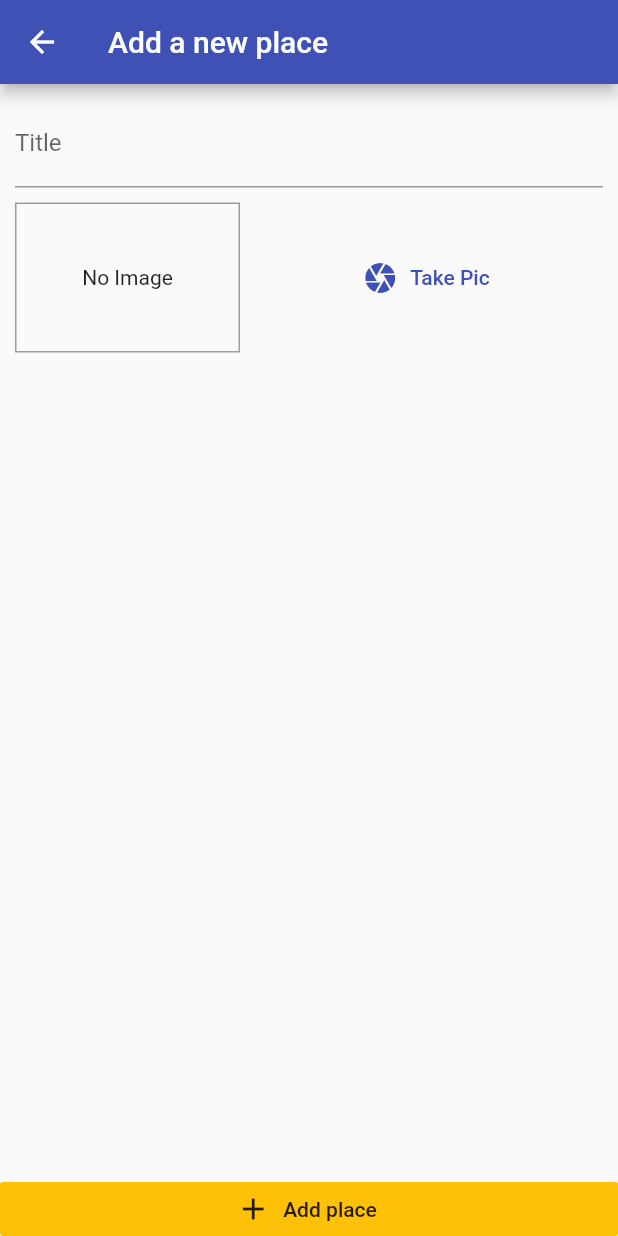
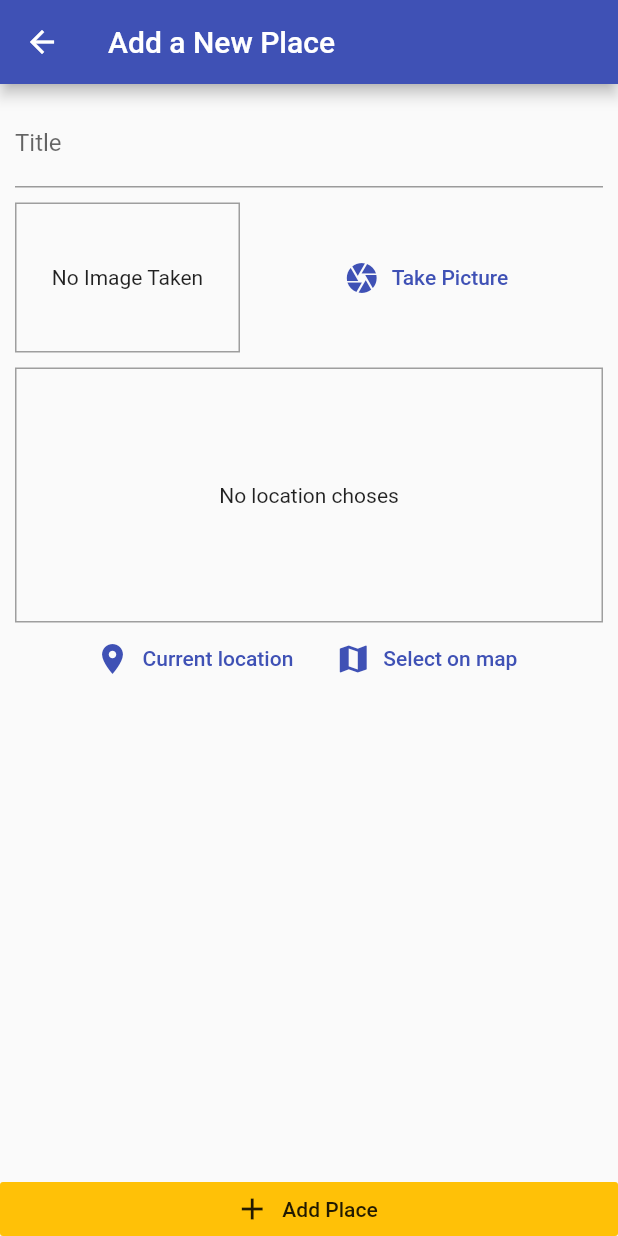
Before and after one commit to valekar/flutter_places, a Flutter app: the AddPlaceScreen screen opened by its route, on a phone screen of 412 x 824 dp. Run offline on Flutter 3.47's test engine with Material 2 defaults, Android fonts, the phone set to English and light mode, and no system bars; our stand-ins replace image_picker, location, sqflite; accounts and stored records are empty.

Commit message:
final comit

```diff
--- a/lib/main.dart
+++ b/lib/main.dart
@@ -1,31 +1,27 @@
 import 'package:flutter/material.dart';
+import 'package:provider/provider.dart';
+
+import './providers/great_places.dart';
+import './screens/places_list_screen.dart';
 import './screens/add_place_screen.dart';
-import './screens/places_list_screen.dart';
-import 'package:provider/provider.dart';
-import './providers/places.dart';
 
 void main() => runApp(MyApp());
 
-class MyApp extends StatefulWidget {
-  @override
-  _MyAppState createState() => _MyAppState();
-}
-
-class _MyAppState extends State<MyApp> {
+class MyApp extends StatelessWidget {
   @override
   Widget build(BuildContext context) {
     return ChangeNotifierProvider.value(
       value: GreatPlaces(),
       child: MaterialApp(
-        title: "GreatePlaces",
-        theme: ThemeData(
-          primarySwatch: Colors.indigo,
-          accentColor: Colors.amber,
-        ),
-        home: PlacesListScreen(),
-        routes: {AddPlaceScreen.routeName: (ctx) => AddPlaceScreen()},
-      ),
+          title: 'Great Places',
+          theme: ThemeData(
+            primarySwatch: Colors.indigo,
+            accentColor: Colors.amber,
+          ),
+          home: PlacesListScreen(),
+          routes: {
+            AddPlaceScreen.routeName: (ctx) => AddPlaceScreen(),
+          }),
     );
-    //
   }
 }
--- a/lib/models/place.dart
+++ b/lib/models/place.dart
@@ -17,12 +17,13 @@ class PlaceLocation {
 class Place {
   final String id;
   final String title;
+  final PlaceLocation location;
   final File image;
-  final PlaceLocation location;
 
-  Place(
-      {@required this.id,
-      @required this.title,
-      @required this.image,
-      @required this.location});
+  Place({
+    @required this.id,
+    @required this.title,
+    @required this.location,
+    @required this.image,
+  });
 }
--- a/lib/screens/add_place_screen.dart
+++ b/lib/screens/add_place_screen.dart
@@ -1,12 +1,14 @@
 import 'dart:io';
 
 import 'package:flutter/material.dart';
+import '../widgets/location_input.dart';
 import 'package:provider/provider.dart';
-import '../providers/places.dart';
+
 import '../widgets/image_input.dart';
+import '../providers/great_places.dart';
 
 class AddPlaceScreen extends StatefulWidget {
-  static const routeName = 'add-place';
+  static const routeName = '/add-place';
 
   @override
   _AddPlaceScreenState createState() => _AddPlaceScreenState();
@@ -15,15 +17,15 @@ class AddPlaceScreen extends StatefulWidget {
 class _AddPlaceScreenState extends State<AddPlaceScreen> {
   final _titleController = TextEditingController();
   File _pickedImage;
-  void _selectImage(File pickedIMage) {
-    _pickedImage = pickedIMage;
+
+  void _selectImage(File pickedImage) {
+    _pickedImage = pickedImage;
   }
 
   void _savePlace() {
     if (_titleController.text.isEmpty || _pickedImage == null) {
       return;
     }
-
     Provider.of<GreatPlaces>(context, listen: false)
         .addPlace(_titleController.text, _pickedImage);
     Navigator.of(context).pop();
@@ -33,11 +35,11 @@ class _AddPlaceScreenState extends State<AddPlaceScreen> {
   Widget build(BuildContext context) {
     return Scaffold(
       appBar: AppBar(
-        title: Text('Add a new place'),
+        title: Text('Add a New Place'),
       ),
       body: Column(
         crossAxisAlignment: CrossAxisAlignment.stretch,
-        children: [
+        children: <Widget>[
           Expanded(
             child: SingleChildScrollView(
               child: Padding(
@@ -51,23 +53,24 @@ class _AddPlaceScreenState extends State<AddPlaceScreen> {
                     SizedBox(
                       height: 10,
                     ),
-                    ImageInput(
-                      selectImage: _selectImage,
+                    ImageInput(_selectImage),
+                    SizedBox(
+                      height: 10,
                     ),
+                    LocationInput(),
                   ],
                 ),
               ),
             ),
           ),
           RaisedButton.icon(
-              icon: Icon(Icons.add),
-              label: Text("Add place"),
-              onPressed: () {
-                _savePlace();
-              },
-              elevation: 0,
-              materialTapTargetSize: MaterialTapTargetSize.shrinkWrap,
-              color: Theme.of(context).accentColor),
+            icon: Icon(Icons.add),
+            label: Text('Add Place'),
+            onPressed: _savePlace,
+            elevation: 0,
+            materialTapTargetSize: MaterialTapTargetSize.shrinkWrap,
+            color: Theme.of(context).accentColor,
+          ),
         ],
       ),
     );
--- a/lib/widgets/image_input.dart
+++ b/lib/widgets/image_input.dart
@@ -1,13 +1,14 @@
 import 'dart:io';
+
 import 'package:flutter/material.dart';
 import 'package:image_picker/image_picker.dart';
 import 'package:path/path.dart' as path;
-import 'package:path_provider/path_provider.dart' as syspath;
+import 'package:path_provider/path_provider.dart' as syspaths;
 
 class ImageInput extends StatefulWidget {
-  final Function selectImage;
+  final Function onSelectImage;
 
-  ImageInput({this.selectImage});
+  ImageInput(this.onSelectImage);
 
   @override
   _ImageInputState createState() => _ImageInputState();
@@ -16,24 +17,21 @@ class ImageInput extends StatefulWidget {
 class _ImageInputState extends State<ImageInput> {
   File _storedImage;
 
-  _takePicture() async {
+  Future<void> _takePicture() async {
     final imageFile = await ImagePicker.pickImage(
       source: ImageSource.camera,
       maxWidth: 600,
     );
-
     if (imageFile == null) {
       return;
     }
-
     setState(() {
       _storedImage = imageFile;
     });
-
-    final appDir = await syspath.getApplicationDocumentsDirectory();
+    final appDir = await syspaths.getApplicationDocumentsDirectory();
     final fileName = path.basename(imageFile.path);
-    final savedImage = await imageFile.copy('${appDir.path}/${fileName}');
-    widget.selectImage(savedImage);
+    final savedImage = await imageFile.copy('${appDir.path}/$fileName');
+    widget.onSelectImage(savedImage);
   }
 
   @override
@@ -44,20 +42,17 @@ class _ImageInputState extends State<ImageInput> {
           width: 150,
           height: 100,
           decoration: BoxDecoration(
-            border: Border.all(
-              width: 1,
-              color: Colors.grey,
-            ),
+            border: Border.all(width: 1, color: Colors.grey),
           ),
-          child: _storedImage == null
-              ? Text(
-                  'No Image',
-                  textAlign: TextAlign.center,
-                )
-              : Image.file(
+          child: _storedImage != null
+              ? Image.file(
                   _storedImage,
                   fit: BoxFit.cover,
                   width: double.infinity,
+                )
+              : Text(
+                  'No Image Taken',
+                  textAlign: TextAlign.center,
                 ),
           alignment: Alignment.center,
         ),
@@ -67,15 +62,11 @@ class _ImageInputState extends State<ImageInput> {
         Expanded(
           child: FlatButton.icon(
             icon: Icon(Icons.camera),
-            label: Text("Take Pic"),
+            label: Text('Take Picture'),
             textColor: Theme.of(context).primaryColor,
-            onPressed: () {
-              //device camera
-              //_take
-              _takePicture();
-            },
+            onPressed: _takePicture,
           ),
-        )
+        ),
       ],
     );
   }
--- /dev/null
+++ b/lib/widgets/location_input.dart
@@ -0,0 +1,62 @@
+import 'package:flutter/material.dart';
+import 'package:location/location.dart';
+
+class LocationInput extends StatefulWidget {
+  @override
+  _LocationInputState createState() => _LocationInputState();
+}
+
+class _LocationInputState extends State<LocationInput> {
+  String _previewImageUrl;
+
+  Future<void> _getCUrrentUserLocation() async {
+    final locData = await Location().getLocation();
+    print(locData.latitude);
+    print(locData.longitude);
+  }
+
+  @override
+  Widget build(BuildContext context) {
+    return Column(
+      children: <Widget>[
+        Container(
+          height: 170,
+          width: double.infinity,
+          alignment: Alignment.center,
+          decoration:
+              BoxDecoration(border: Border.all(width: 1, color: Colors.grey)),
+          child: _previewImageUrl == null
+              ? Text("No location choses")
+              : Image.network(
+                  _previewImageUrl,
+                  fit: BoxFit.cover,
+                  width: double.infinity,
+                ),
+        ),
+        Row(
+          mainAxisAlignment: MainAxisAlignment.center,
+          children: <Widget>[
+            FlatButton.icon(
+              icon: Icon(
+                Icons.location_on,
+              ),
+              label: Text('Current location'),
+              textColor: Theme.of(context).primaryColor,
+              onPressed: () {
+                _getCUrrentUserLocation();
+              },
+            ),
+            FlatButton.icon(
+              icon: Icon(
+                Icons.map,
+              ),
+              label: Text('Select on map'),
+              textColor: Theme.of(context).primaryColor,
+              onPressed: () {},
+            ),
+          ],
+        ),
+      ],
+    );
+  }
+}
--- a/pubspec.yaml
+++ b/pubspec.yaml
@@ -31,6 +31,8 @@ dev_dependencies:
   image_picker: ^0.6.2+1
   path_provider: ^1.5.0
   path: ^1.6.4
+  sqflite: ^1.1.7+3
+  location: ^2.3.5
 
 # For information on the generic Dart part of this file, see the
 # following page: https://dart.dev/tools/pub/pubspec
```
Also changed, not shown: lib/helpers/db_helper.dart (added, +30 -0 lines), lib/providers/great_places.dart (added, +47 -0 lines), lib/providers/places.dart (deleted, +0 -23 lines), lib/screens/places_list_screen.dart (+20 -10 lines), lib/screens/place_detail_screen.dart (added), lib/screens/place_details_screen.dart (deleted), pubspec.lock, 4 other files.
